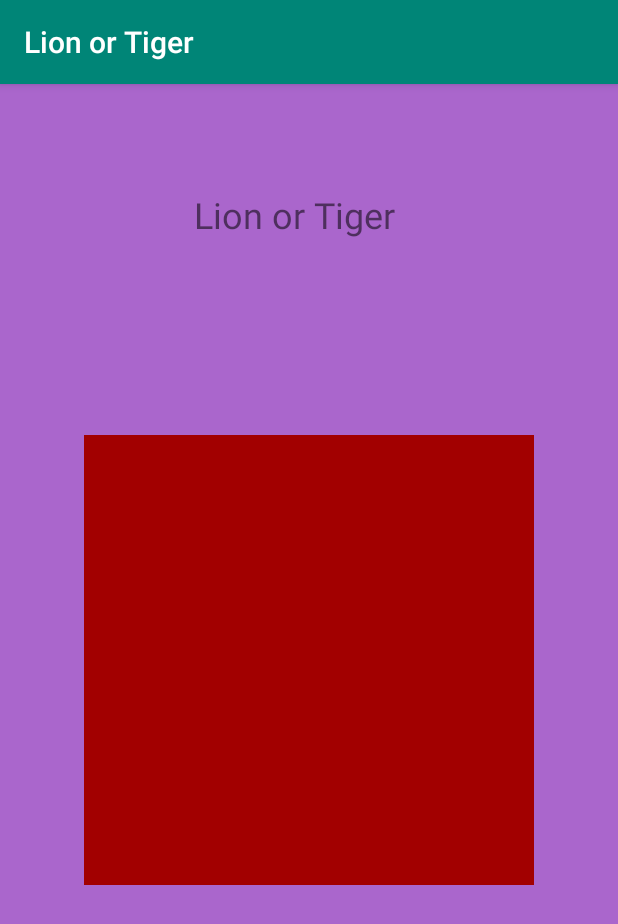
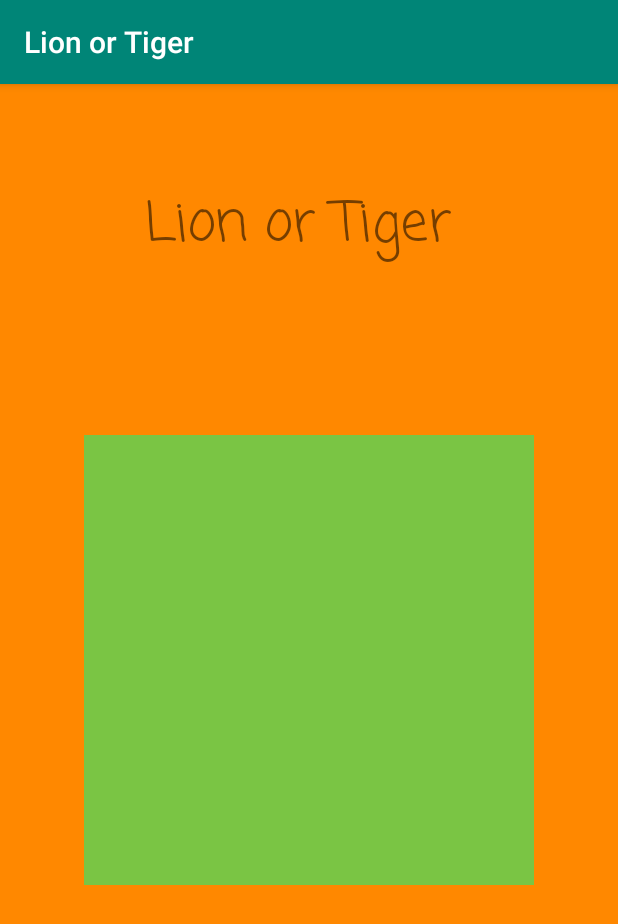
Before and after one commit to ayush-jaipuriar/LionOrTiger, an Android app: the screen it shows after launch (MainActivity), on a phone screen of 412 x 824 dp. Shown: the top 924 px of the screen. Run offline under Robolectric (Android 15) with nearby library versions, the phone set to English and light mode, and no system bars.

Commit message:
"Changed the background of the UI elements, added a new button to reset the game once the game gets finished, the button's visibility is initially set to Gone but once the boolean value of gameOver becomes true its visibility gets set to Visible and on button press the contents and variables get reset to their original values"

```diff
--- a/app/src/main/java/com/example/lionortiger/MainActivity.java
+++ b/app/src/main/java/com/example/lionortiger/MainActivity.java
@@ -1,9 +1,12 @@
 package com.example.lionortiger;
 
 import androidx.appcompat.app.AppCompatActivity;
+import androidx.gridlayout.widget.GridLayout;
 
+import android.media.Image;
 import android.os.Bundle;
 import android.view.View;
+import android.widget.Button;
 import android.widget.ImageView;
 import android.widget.Toast;
 
@@ -12,7 +15,8 @@ public class MainActivity extends AppCompatActivity {
     enum Player {
         ONE, TWO, NONE;
     }
-
+    GridLayout gridLayout;
+    Button button;
     Player currentPlayer = Player.ONE;
     Player[] playerChoices =new Player[9];
     int [][] winnerRowColumns = {{0,1,2},{3,4,5},{6,7,8},{0,3,6},
@@ -25,16 +29,30 @@ public class MainActivity extends AppCompatActivity {
     protected void onCreate(Bundle savedInstanceState) {
         super.onCreate(savedInstanceState);
         setContentView(R.layout.activity_main);
+        button = findViewById(R.id.button);
+        gridLayout = findViewById(R.id.gridLayout);
+
 
         for (int i=0; i<9; i++) {
             playerChoices[i] = Player.NONE;
         }
+
+
+        button.setOnClickListener(new View.OnClickListener() {
+            @Override
+            public void onClick(View v) {
+                resetTheGame();
+            }
+        });
     }
+
+
 
     public void imageViewIsClicked (View view) {
 
         ImageView tappedImageView = (ImageView) view;
         int tiTag = Integer.parseInt(tappedImageView.getTag().toString());
+
 
         if (playerChoices[tiTag] == Player.NONE && gameOver== false) {
             tappedImageView.setTranslationX(-2000);
@@ -49,7 +67,7 @@ public class MainActivity extends AppCompatActivity {
             }
 
 
-            tappedImageView.animate().translationXBy(2000).alpha(1).rotation(3600).setDuration(500);
+            tappedImageView.animate().translationXBy(2000).alpha(1).rotation(3600).setDuration(1000);
             Toast.makeText(this, tappedImageView.getTag().toString(), Toast.LENGTH_SHORT).show();
             for (int[] winnerColums : winnerRowColumns) {
                 if (playerChoices[winnerColums[0]] == playerChoices[winnerColums[1]]
@@ -65,9 +83,28 @@ public class MainActivity extends AppCompatActivity {
                     Toast.makeText(this, "The winner of the game is : "+winner + "",
                             Toast.LENGTH_SHORT).show();
                     gameOver=true;
+                    button.setVisibility(View.VISIBLE);
                 }
             }
         }
     }
 
+    void resetTheGame() {
+
+
+        for (int index=0; index< gridLayout.getChildCount(); index++) {
+
+            ImageView imageView = (ImageView) gridLayout.getChildAt(index);
+            imageView.setImageDrawable(null);
+            imageView.setAlpha(0.2f);
+        }
+        currentPlayer = Player.ONE;
+        gameOver = false;
+        for (int i=0; i<9; i++) {
+            playerChoices[i] = Player.NONE;
+        }
+
+
+    }
+
 }
--- a/app/src/main/res/layout/activity_main.xml
+++ b/app/src/main/res/layout/activity_main.xml
@@ -4,14 +4,14 @@
     xmlns:tools="http://schemas.android.com/tools"
     android:layout_width="match_parent"
     android:layout_height="match_parent"
-    android:background="@android:color/holo_purple"
+    android:background="@android:color/holo_orange_dark"
     tools:context=".MainActivity">
 
     <androidx.gridlayout.widget.GridLayout
         android:id="@+id/gridLayout"
         android:layout_width="wrap_content"
         android:layout_height="wrap_content"
-        android:background="@android:color/holo_red_dark"
+        android:background="@android:color/holo_green_light"
         app:columnCount="3"
         app:layout_constraintBottom_toBottomOf="parent"
         app:layout_constraintEnd_toEndOf="parent"
@@ -24,8 +24,8 @@
             android:layout_width="100dp"
             android:layout_height="100dp"
 
-            android:alpha="0.2"
-            android:background="@android:color/black"
+            android:alpha="0.3"
+            android:background="@android:color/holo_blue_light"
             android:onClick="imageViewIsClicked"
             android:tag="0" />
 
@@ -34,8 +34,8 @@
             android:layout_width="100dp"
             android:layout_height="100dp"
 
-            android:alpha="0.2"
-            android:background="@android:color/black"
+            android:alpha="0.3"
+            android:background="@android:color/holo_blue_light"
             android:onClick="imageViewIsClicked"
             android:tag="1" />
 
@@ -44,8 +44,8 @@
             android:layout_width="100dp"
             android:layout_height="100dp"
 
-            android:alpha="0.2"
-            android:background="@android:color/black"
+            android:alpha="0.3"
+            android:background="@android:color/holo_blue_light"
             android:onClick="imageViewIsClicked"
             android:tag="2" />
 
@@ -54,8 +54,8 @@
             android:layout_width="100dp"
             android:layout_height="100dp"
 
-            android:alpha="0.2"
-            android:background="@android:color/black"
+            android:alpha="0.3"
+            android:background="@android:color/holo_blue_light"
             android:onClick="imageViewIsClicked"
             android:tag="3" />
 
@@ -64,8 +64,8 @@
             android:layout_width="100dp"
             android:layout_height="100dp"
 
-            android:alpha="0.2"
-            android:background="@android:color/black"
+            android:alpha="0.3"
+            android:background="@android:color/holo_blue_light"
             android:onClick="imageViewIsClicked"
             android:tag="4" />
 
@@ -74,8 +74,8 @@
             android:layout_width="100dp"
             android:layout_height="100dp"
 
-            android:alpha="0.2"
-            android:background="@android:color/black"
+            android:alpha="0.3"
+            android:background="@android:color/holo_blue_light"
             android:onClick="imageViewIsClicked"
             android:tag="5" />
 
@@ -84,8 +84,8 @@
             android:layout_width="100dp"
             android:layout_height="100dp"
 
-            android:alpha="0.2"
-            android:background="@android:color/black"
+            android:alpha="0.3"
+            android:background="@android:color/holo_blue_light"
             android:onClick="imageViewIsClicked"
             android:tag="6" />
 
@@ -94,8 +94,8 @@
             android:layout_width="100dp"
             android:layout_height="100dp"
 
-            android:alpha="0.2"
-            android:background="@android:color/black"
+            android:alpha="0.3"
+            android:background="@android:color/holo_blue_light"
             android:onClick="imageViewIsClicked"
             android:tag="7" />
 
@@ -104,8 +104,8 @@
             android:layout_width="100dp"
             android:layout_height="100dp"
 
-            android:alpha="0.2"
-            android:background="@android:color/black"
+            android:alpha="0.3"
+            android:background="@android:color/holo_blue_light"
             android:onClick="imageViewIsClicked"
             android:tag="8" />
     </androidx.gridlayout.widget.GridLayout>
@@ -116,11 +116,29 @@
         android:layout_height="wrap_content"
         android:layout_marginTop="40dp"
         android:text="Lion or Tiger"
-        android:textSize="24sp"
+        android:textSize="36sp"
+        app:fontFamily="casual"
         app:layout_constraintBottom_toTopOf="@+id/gridLayout"
         app:layout_constraintEnd_toEndOf="parent"
         app:layout_constraintHorizontal_bias="0.466"
         app:layout_constraintStart_toStartOf="parent"
         app:layout_constraintTop_toTopOf="parent"
         app:layout_constraintVertical_bias="0.19" />
+
+    <Button
+        android:id="@+id/button"
+        android:layout_width="0dp"
+        android:layout_height="wrap_content"
+        android:layout_marginTop="50dp"
+        android:layout_marginBottom="50dp"
+        android:autoText="false"
+        android:text="Reset"
+        android:textAllCaps="false"
+        android:textSize="30sp"
+        android:textStyle="bold"
+        android:visibility="gone"
+        app:layout_constraintBottom_toBottomOf="parent"
+        app:layout_constraintEnd_toEndOf="parent"
+        app:layout_constraintStart_toStartOf="parent"
+        app:layout_constraintTop_toBottomOf="@+id/gridLayout" />
 </androidx.constraintlayout.widget.ConstraintLayout>
```
